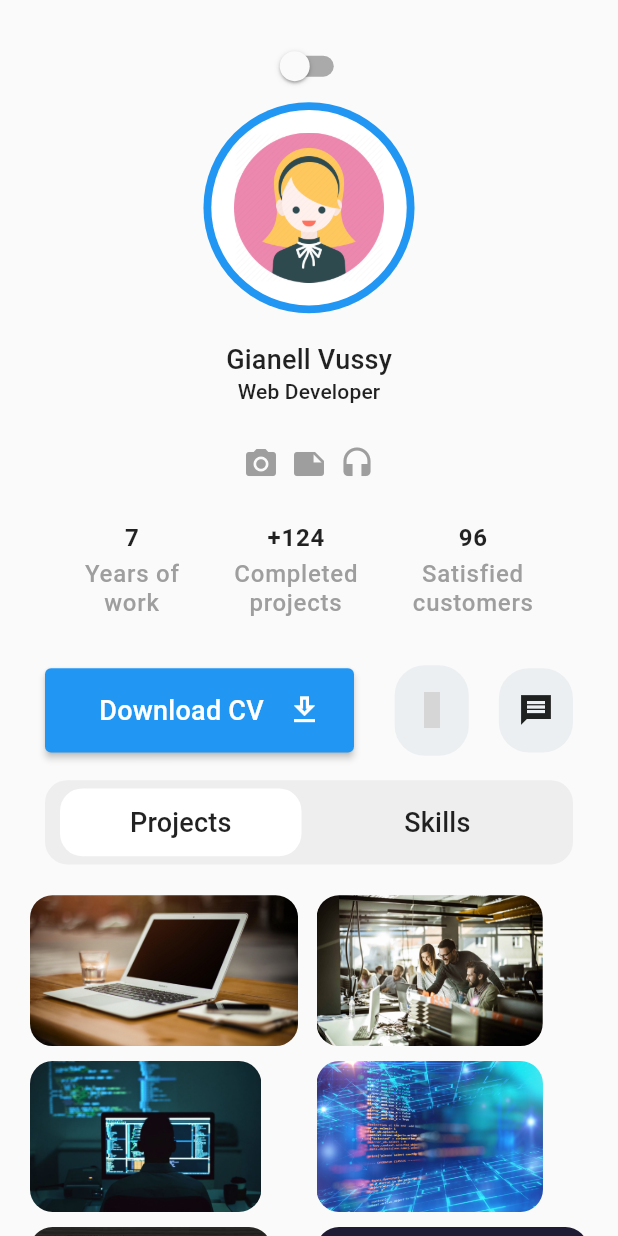
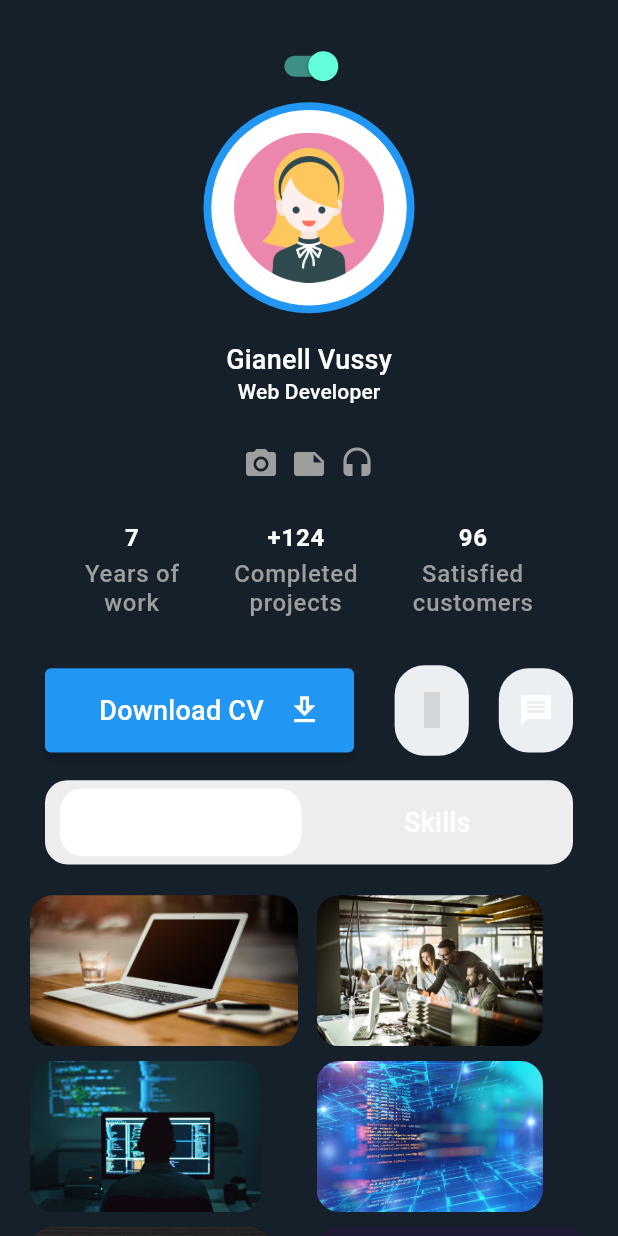
Before and after one commit to pinkyrima/profile-app, a Flutter app: the screen it shows after launch, on a phone screen of 412 x 824 dp. Run offline on Flutter 3.47's test engine with Material 2 defaults, Android fonts, the phone set to English and light mode, and no system bars; our stand-ins replace bloc, flutter_bloc; statements that could not run were skipped; grey boxes are pictures that could not be loaded.

Commit message:
implementation of bloc

```diff
--- a/lib/main.dart
+++ b/lib/main.dart
@@ -1,10 +1,10 @@
 import 'package:flutter/material.dart';
-
+import 'package:flutter_bloc/flutter_bloc.dart';
+import 'package:portfolio/views/home/bloc/theme_switch_bloc.dart';
 
 import 'views/home/home_page.dart';
 
-
-final isDarkModeEnabled = ValueNotifier(false);
+// final isDarkModeEnabled = ValueNotifier(false);
 
 void main() {
   runApp(const MyApp());
@@ -13,23 +13,29 @@ void main() {
 class MyApp extends StatelessWidget {
   const MyApp({Key? key}) : super(key: key);
 
+  // BlocProvider
+  // BlocBuilder
 
   @override
   Widget build(BuildContext context) {
-
-    return ValueListenableBuilder(
-      valueListenable: isDarkModeEnabled,
-      builder: (context, value, child) =>  MaterialApp(
+    return BlocProvider<ThemeSwitchBloc>(
+      create: (context) => ThemeSwitchBloc(),
+      child: BlocBuilder<ThemeSwitchBloc, ThemeSwitchState>(
+        builder: (context, state) {
+          return MaterialApp(
             theme: ThemeData.light(),
             darkTheme: ThemeData.dark().copyWith(
               appBarTheme: const AppBarTheme(color: Color(0xFF253341)),
               scaffoldBackgroundColor: const Color(0xFF15202B),
             ),
-        themeMode: isDarkModeEnabled.value ? ThemeMode.dark : ThemeMode.light,
+            themeMode: (state as ThemeSwitch).isDark
+                ? ThemeMode.dark
+                : ThemeMode.light,
             debugShowCheckedModeBanner: false,
             title: 'Flutter Demo',
-
             home: const HomePage(),
+          );
+        },
       ),
     );
   }
--- /dev/null
+++ b/lib/views/home/bloc/theme_switch_bloc.dart
@@ -0,0 +1,15 @@
+import 'dart:async';
+
+import 'package:bloc/bloc.dart';
+import 'package:meta/meta.dart';
+
+part 'theme_switch_event.dart';
+part 'theme_switch_state.dart';
+
+class ThemeSwitchBloc extends Bloc<ThemeSwitchEvent, ThemeSwitchState> {
+  ThemeSwitchBloc() : super(ThemeSwitch(true)) {
+    on<ThemeSwitchEvent>((event, emit) {
+      emit(ThemeSwitch((event as ThemeSwitchToggleEvent).isDark));
+    });
+  }
+}
--- /dev/null
+++ b/lib/views/home/bloc/theme_switch_event.dart
@@ -0,0 +1,10 @@
+part of 'theme_switch_bloc.dart';
+
+@immutable
+abstract class ThemeSwitchEvent {}
+
+class ThemeSwitchToggleEvent extends ThemeSwitchEvent {
+  ThemeSwitchToggleEvent(this.isDark);
+
+  final bool isDark;
+}
--- /dev/null
+++ b/lib/views/home/bloc/theme_switch_state.dart
@@ -0,0 +1,10 @@
+part of 'theme_switch_bloc.dart';
+
+@immutable
+abstract class ThemeSwitchState {}
+
+class ThemeSwitch extends ThemeSwitchState {
+  ThemeSwitch(this.isDark);
+
+  final bool isDark;
+}
--- a/lib/views/home/home_page.dart
+++ b/lib/views/home/home_page.dart
@@ -1,5 +1,8 @@
 import 'package:flutter/material.dart';
+import 'package:flutter_bloc/flutter_bloc.dart';
 import 'package:portfolio/main.dart';
+import 'package:portfolio/views/home/bloc/theme_switch_bloc.dart';
+import 'package:portfolio/views/home/bloc/theme_switch_bloc.dart';
 import 'package:portfolio/views/styles/k_colors.dart';
 import 'package:portfolio/views/styles/k_text_style.dart';
 
@@ -26,12 +29,12 @@ class _HomePageState extends State<HomePage> {
     'assets/images/pc6.jpg',
   ];
 
-  void onStateChanged(bool newState) {
-    setState(() {
-      isDarkModeEnabled.value = newState;
-    });
-    print('$newState');
-  }
+  // void onStateChanged(bool newState) {
+  //   setState(() {
+  //     isDarkModeEnabled.value = newState;
+  //   });
+  //   print('$newState');
+  // }
 
   @override
   Widget build(BuildContext context) {
@@ -46,9 +49,15 @@ class _HomePageState extends State<HomePage> {
             SizedBox(
               height: _height / 41,
             ),
-            Switch(
-              value: isDarkModeEnabled.value,
-              onChanged: onStateChanged,
+            BlocBuilder<ThemeSwitchBloc, ThemeSwitchState>(
+              builder: (context, state) {
+                return Switch(
+                  value: (state as ThemeSwitch).isDark,
+                  onChanged: (isDark){
+                    context.read<ThemeSwitchBloc>().add(ThemeSwitchToggleEvent(isDark));
+                  },
+                );
+              },
             ),
             CircleAvatar(
               backgroundColor: KColor.blue,
--- a/pubspec.yaml
+++ b/pubspec.yaml
@@ -34,7 +34,8 @@ dependencies:
   # The following adds the Cupertino Icons font to your application.
   # Use with the CupertinoIcons class for iOS style icons.
   cupertino_icons: ^1.0.2
-  day_night_switcher: ^0.2.0+1
+  bloc: ^8.0.0
+  flutter_bloc: ^8.0.0
 
 dev_dependencies:
   flutter_test:
```
Also changed, not shown: lib/views/surprise task/surprise_task.dart (added, +132 -0 lines), pubspec.lock. Lines whose indentation alone changed are shown as unchanged.
